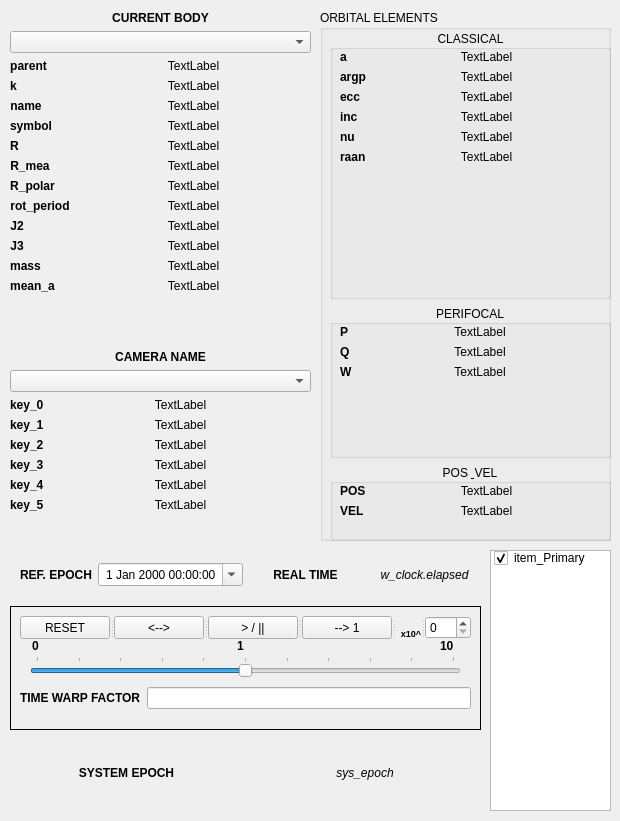
Qt form ui/tiled.ui (MadMaxFZ/sns2) before a commit.
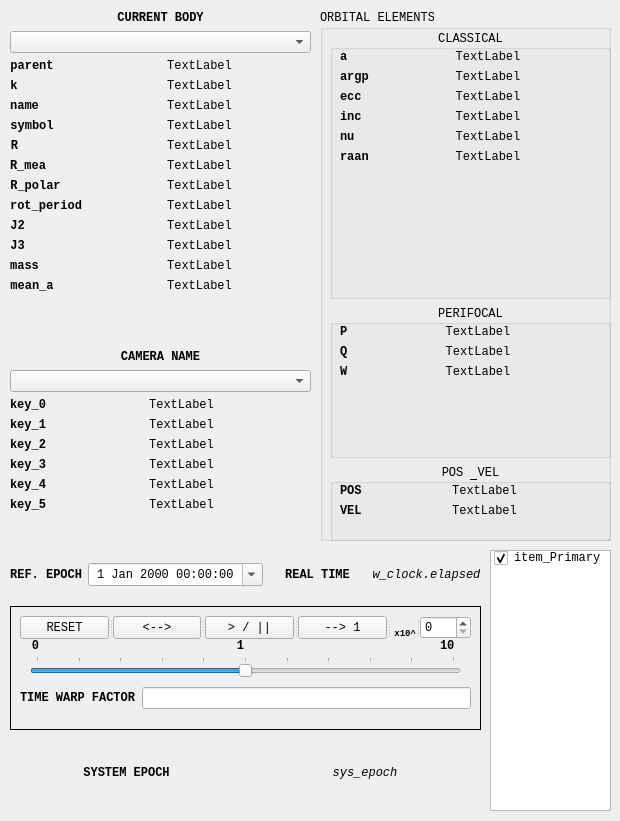
The same form after that commit.

Commit message: -issue Earth rotation is NOT correct! -refactor code filenames

Diff of the .ui file:
```diff
--- a/ui/tiled.ui
+++ b/ui/tiled.ui
@@ -22,6 +22,11 @@
      <height>261</height>
     </rect>
    </property>
+   <property name="font">
+    <font>
+     <family>Liberation Mono</family>
+    </font>
+   </property>
    <layout class="QVBoxLayout" name="EpochTimer" stretch="2,5,3">
     <property name="sizeConstraint">
      <enum>QLayout::SetDefaultConstraint</enum>
@@ -231,7 +236,7 @@
        </widget>
        <widget class="QSpinBox" name="sp_exp_2"/>
       </widget>
-      <widget class="QWidget" name="">
+      <widget class="QWidget" name="layoutWidget">
        <property name="geometry">
         <rect>
          <x>10</x>
@@ -302,6 +307,11 @@
      <verstretch>1</verstretch>
     </sizepolicy>
    </property>
+   <property name="font">
+    <font>
+     <family>Liberation Mono</family>
+    </font>
+   </property>
    <item>
     <property name="text">
      <string>item_Primary</string>
@@ -320,6 +330,11 @@
      <height>191</height>
     </rect>
    </property>
+   <property name="font">
+    <font>
+     <family>Liberation Mono</family>
+    </font>
+   </property>
    <layout class="QVBoxLayout" name="camera_state" stretch="1,1,12">
     <item>
      <widget class="QLabel" name="cam_header">
@@ -494,6 +509,11 @@
      <height>531</height>
     </rect>
    </property>
+   <property name="font">
+    <font>
+     <family>Liberation Mono</family>
+    </font>
+   </property>
    <property name="title">
     <string>ORBITAL ELEMENTS</string>
    </property>
@@ -853,6 +873,11 @@
      <height>332</height>
     </rect>
    </property>
+   <property name="font">
+    <font>
+     <family>Liberation Mono</family>
+    </font>
+   </property>
    <layout class="QVBoxLayout" name="verticalLayout">
     <item>
      <widget class="QLabel" name="bod_header">
```
The commit also changes 1 other file.
